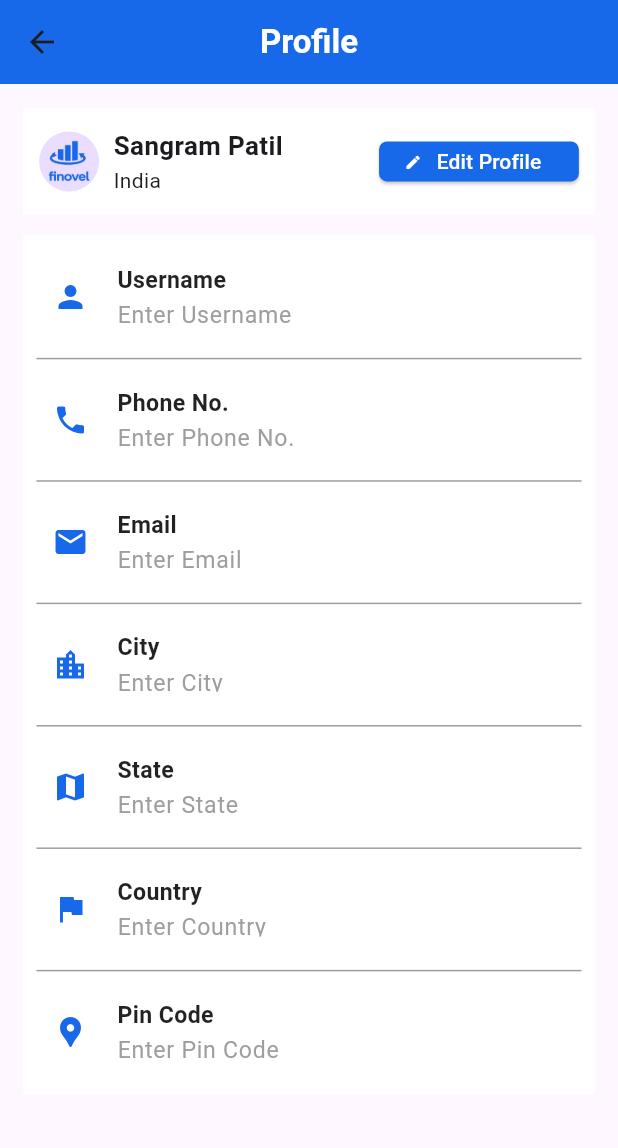
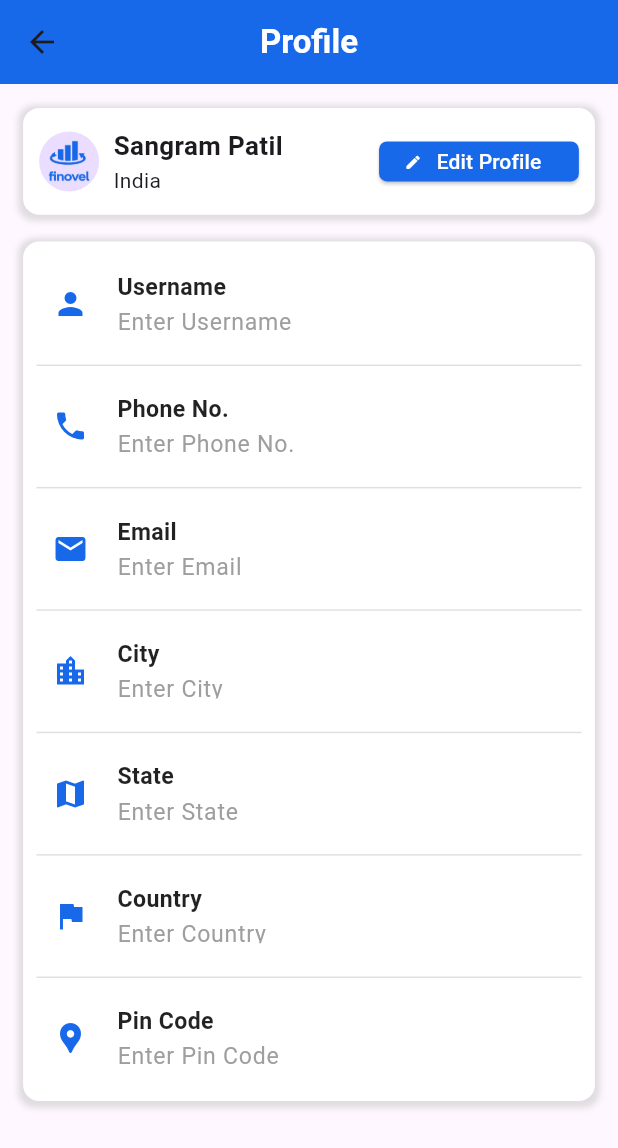
Before and after one commit to prajwalx7/Finovel-LMS, a Flutter app: the ProfileScreen screen opened by its route, on a phone screen of 412 x 824 dp. Shown: the top 1148 px of the screen. Run offline on Flutter 3.47's test engine with Material 3 defaults, Android fonts, the light colour scheme and no system bars; our stand-ins replace dotted_border, dropdown_button2, flutter_screenutil, flutter_svg, intl_phone_field, lottie.

Commit message:
profile UI fix

```diff
--- a/lib/main.dart
+++ b/lib/main.dart
@@ -44,7 +44,7 @@ class MyApp extends StatelessWidget {
       builder: (context, _) {
         return MaterialApp(
           debugShowCheckedModeBanner: false,
-          initialRoute: '/profile',
+          initialRoute: '/loginscreen',
           routes: {
             '/referralscreen': (context) => const ReferralProgramScreen(),
             '/referralsteps': (context) => const ReferralSteps(),
@@ -72,7 +72,7 @@ class MyApp extends StatelessWidget {
                 const EarningfromChannelPartner(),
             '/loginscreen': (context) => const LoginScreen(),
             '/smsscreen': (context) => const SmsScreen(),
-            '/profile': (context) =>  ProfileScreen(),
+            '/profile': (context) => ProfileScreen(),
           },
         );
       },
--- a/lib/screens/profile.dart
+++ b/lib/screens/profile.dart
@@ -29,10 +29,21 @@ class ProfileScreen extends StatelessWidget {
           child: Column(
             children: [
               Container(
+                decoration: BoxDecoration(
+                  color: Colors.white,
+                  borderRadius: BorderRadius.circular(12.r),
+                  boxShadow: [
+                    BoxShadow(
+                      color: Colors.grey.withOpacity(0.3),
+                      spreadRadius: 3,
+                      blurRadius: 3,
+                      offset: const Offset(0, 1),
+                    ),
+                  ],
+                ),
                 padding: EdgeInsets.all(12.r),
                 height: 80.h,
                 width: double.infinity,
-                color: Colors.white,
                 child: Row(
                   children: [
                     const CircleAvatar(
@@ -85,26 +96,37 @@ class ProfileScreen extends StatelessWidget {
                   ],
                 ),
               ),
-              SizedBox(height: 15.h),
+              SizedBox(height: 20.h),
               Container(
+                decoration: BoxDecoration(
+                  color: Colors.white,
+                  borderRadius: BorderRadius.circular(12.r),
+                  boxShadow: [
+                    BoxShadow(
+                      color: Colors.grey.withOpacity(0.3),
+                      spreadRadius: 3,
+                      blurRadius: 3,
+                      offset: const Offset(0, 1),
+                    ),
+                  ],
+                ),
                 padding: EdgeInsets.all(10.0.r),
-                color: Colors.white,
                 child: Column(
                   children: [
                     buildContainer(
                         Icons.person, "Username", _usernameController),
-                    const Divider(color: Colors.grey),
+                    Divider(color: Colors.grey.shade300),
                     buildContainer(Icons.phone, "Phone No.", _phoneController),
-                    const Divider(color: Colors.grey),
+                    Divider(color: Colors.grey.shade300),
                     buildContainer(Icons.email, "Email", _emailController),
-                    const Divider(color: Colors.grey),
+                    Divider(color: Colors.grey.shade300),
                     buildContainer(
                         Icons.location_city, "City", _cityController),
-                    const Divider(color: Colors.grey),
+                    Divider(color: Colors.grey.shade300),
                     buildContainer(Icons.map, "State", _stateController),
-                    const Divider(color: Colors.grey),
+                    Divider(color: Colors.grey.shade300),
                     buildContainer(Icons.flag, "Country", _countryController),
-                    const Divider(color: Colors.grey),
+                    Divider(color: Colors.grey.shade300),
                     buildContainer(
                         Icons.location_pin, "Pin Code", _pinCodeController),
                   ],
```
